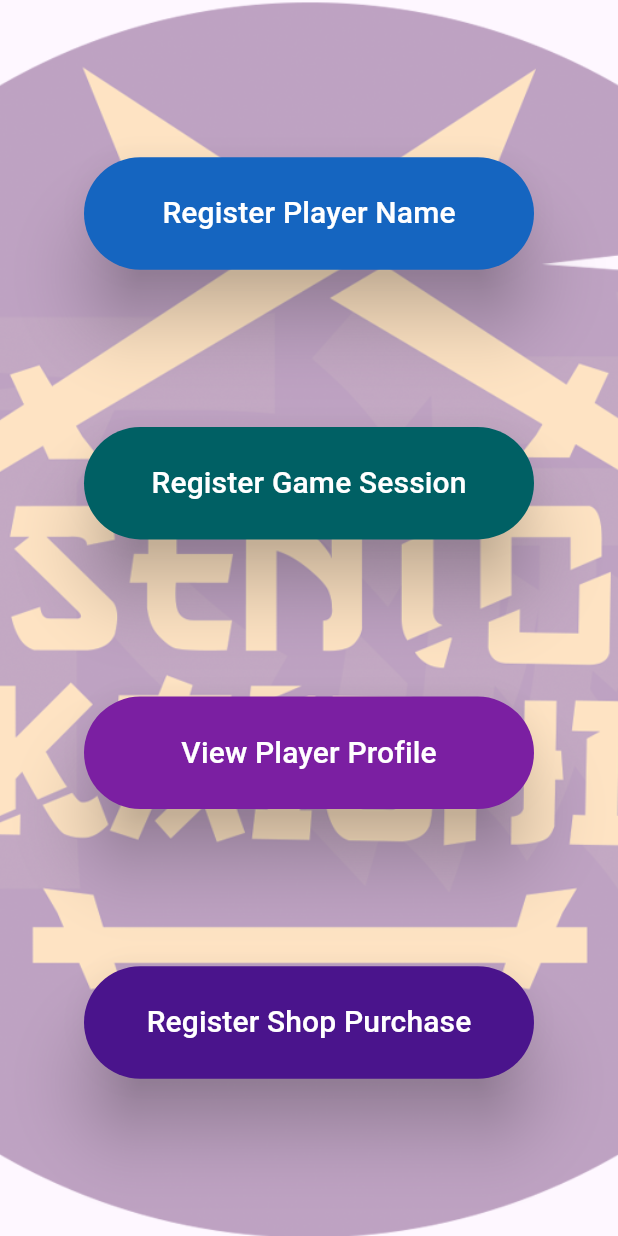
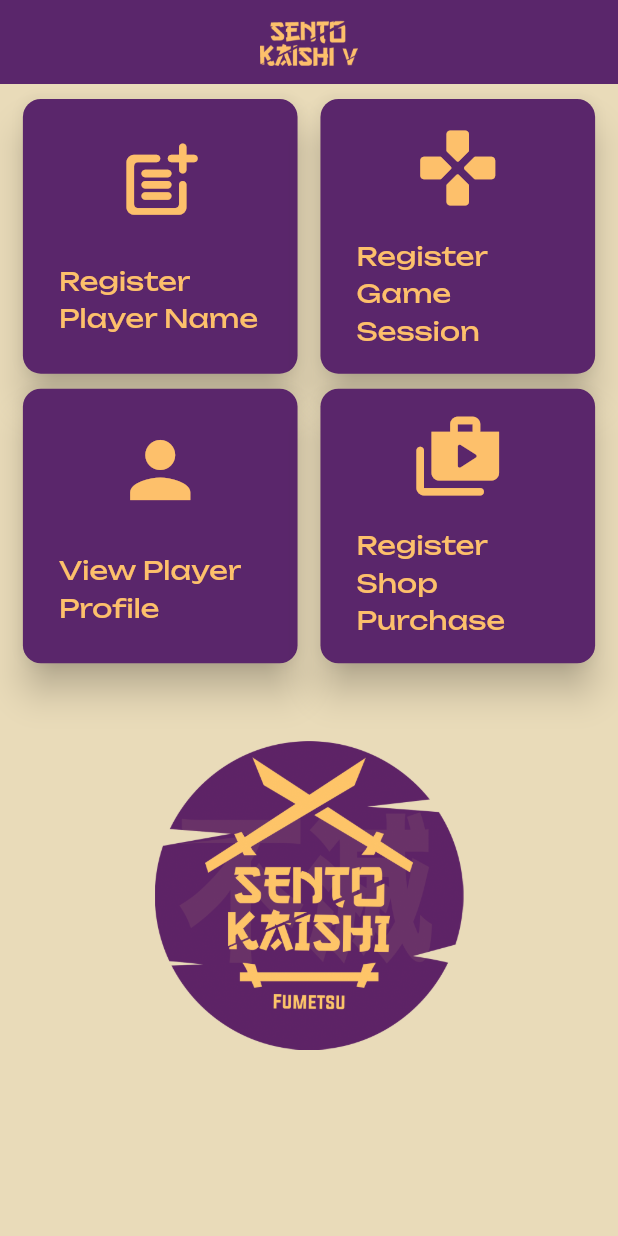
Before and after one commit to Flamenate/sentov-frontend, a Flutter app: the screen it shows after launch, on a phone screen of 412 x 824 dp. Run offline on Flutter 3.47's test engine with Material 2 defaults, Android fonts, the light colour scheme and no system bars; our stand-ins replace go_router; Roboto replaces fonts that are missing (Montserrat).

Commit message:
change: implement new home screen design

```diff
--- a/lib/main.dart
+++ b/lib/main.dart
@@ -12,7 +12,11 @@
   Widget build(BuildContext context) {
     return MaterialApp.router(
       routerConfig: router,
-      theme: ThemeData(useMaterial3: true, fontFamily: "Montserrat"),
+      theme: ThemeData(
+        useMaterial3: true,
+        fontFamily: "Montserrat",
+        scaffoldBackgroundColor: Color.fromARGB(255, 233, 219, 185),
+      ),
     );
   }
 }
--- a/lib/screens/home_screen.dart
+++ b/lib/screens/home_screen.dart
@@ -1,5 +1,5 @@
 import 'package:flutter/material.dart';
-import 'package:go_router/go_router.dart';
+import 'package:sento_staff/widgets/route_button.dart';
 
 class HomeScreen extends StatelessWidget {
   const HomeScreen({Key? key}) : super(key: key);
@@ -7,79 +7,56 @@
   @override
   Widget build(BuildContext context) {
     return Scaffold(
-      body: Stack(
+      appBar: AppBar(
+        flexibleSpace: Padding(
+          padding: const EdgeInsets.symmetric(vertical: 12.0),
+          child: Image.asset(
+            "assets/images/logo_stripped.png",
+            fit: BoxFit.contain,
+          ),
+        ),
+        backgroundColor: Color.fromARGB(255, 90, 38, 107),
+        centerTitle: true,
+      ),
+      body: Column(
+        mainAxisAlignment: MainAxisAlignment.start,
         children: [
-          SizedBox(
-            height: double.infinity,
-            width: double.infinity,
-            child: FittedBox(
-              fit: BoxFit.cover,
-              child: Image.asset(
-                'assets/logo_big.png',
-                opacity: AlwaysStoppedAnimation<double>(0.4),
-              ),
-            ),
-          ),
-          SizedBox.expand(
-            child: Column(
+          Padding(
+            padding: const EdgeInsets.symmetric(vertical: 10.0),
+            child: Row(
               mainAxisAlignment: MainAxisAlignment.spaceEvenly,
-              crossAxisAlignment: CrossAxisAlignment.center,
               children: [
-                ElevatedButton(
-                  onPressed: () => {context.go("/register")},
-                  style: ElevatedButton.styleFrom(
-                      minimumSize: Size(200, 50),
-                      fixedSize: Size(300, 75),
-                      maximumSize: Size(400, 100),
-                      shape: StadiumBorder(),
-                      elevation: 20,
-                      backgroundColor: Colors.blue.shade800),
-                  child: Text("Register Player Name",
-                      style:
-                          const TextStyle(fontSize: 20, color: Colors.white)),
-                ),
-                ElevatedButton(
-                  onPressed: () => {context.go("/session")},
-                  style: ElevatedButton.styleFrom(
-                      minimumSize: Size(200, 50),
-                      fixedSize: Size(300, 75),
-                      maximumSize: Size(400, 100),
-                      shape: StadiumBorder(),
-                      elevation: 20,
-                      backgroundColor: Colors.cyan.shade900),
-                  child: Text("Register Game Session",
-                      style:
-                          const TextStyle(fontSize: 20, color: Colors.white)),
-                ),
-                ElevatedButton(
-                  onPressed: () => {context.go("/profile")},
-                  style: ElevatedButton.styleFrom(
-                      minimumSize: Size(200, 50),
-                      fixedSize: Size(300, 75),
-                      maximumSize: Size(400, 100),
-                      shape: StadiumBorder(),
-                      elevation: 20,
-                      backgroundColor: Colors.purple.shade700),
-                  child: Text("View Player Profile",
-                      style:
-                          const TextStyle(fontSize: 20, color: Colors.white)),
-                ),
-                ElevatedButton(
-                  onPressed: () => {context.go("/shop")},
-                  style: ElevatedButton.styleFrom(
-                      minimumSize: Size(200, 50),
-                      fixedSize: Size(300, 75),
-                      maximumSize: Size(400, 100),
-                      shape: StadiumBorder(),
-                      elevation: 20,
-                      backgroundColor: Colors.purple.shade900),
-                  child: Text("Register Shop Purchase",
-                      style:
-                          const TextStyle(fontSize: 20, color: Colors.white)),
-                ),
+                RouteButton(
+                    route: "/register",
+                    iconData: Icons.post_add_rounded,
+                    text: "Register Player Name"),
+                RouteButton(
+                    route: "/session",
+                    iconData: Icons.gamepad_rounded,
+                    text: "Register Game Session"),
               ],
             ),
           ),
+          Row(
+            mainAxisAlignment: MainAxisAlignment.spaceEvenly,
+            children: [
+              RouteButton(
+                  route: "/profile",
+                  iconData: Icons.person,
+                  text: "View Player Profile"),
+              RouteButton(
+                  route: "/shop",
+                  iconData: Icons.shop_2_rounded,
+                  text: "Register Shop Purchase"),
+            ],
+          ),
+          Padding(
+            padding: EdgeInsets.symmetric(
+                vertical: MediaQuery.of(context).size.height / 16),
+            child: SizedBox.square(
+                dimension: MediaQuery.of(context).size.height / 4,
+                child: Image.asset("assets/images/logo_big.png")),
+          )
         ],
       ),
     );
--- /dev/null
+++ b/lib/widgets/route_button.dart
@@ -0,0 +1,44 @@
+import 'package:flutter/material.dart';
+import 'package:go_router/go_router.dart';
+
+class RouteButton extends StatelessWidget {
+  const RouteButton(
+      {super.key,
+      required this.route,
+      required this.iconData,
+      required this.text});
+
+  final String route;
+  final IconData iconData;
+  final String text;
+
+  @override
+  Widget build(BuildContext context) {
+    double buttonWidth = MediaQuery.of(context).size.width / 2.25;
+    return ElevatedButton(
+        onPressed: () => {context.go(route)},
+        style: ElevatedButton.styleFrom(
+            fixedSize: Size(buttonWidth, buttonWidth),
+            shape: RoundedRectangleBorder(
+                borderRadius: BorderRadius.circular(12.0)),
+            elevation: 10,
+            backgroundColor: Color.fromARGB(255, 90, 38, 107),
+            surfaceTintColor: Colors.transparent,
+            foregroundColor: Colors.red),
+        child: Column(
+          mainAxisAlignment: MainAxisAlignment.spaceEvenly,
+          children: [
+            Icon(
+              iconData,
+              size: 60,
+              color: Color.fromARGB(255, 253, 192, 107),
+            ),
+            Text(text,
+                style: TextStyle(
+                    color: Color.fromARGB(255, 253, 192, 107),
+                    fontFamily: "Unbounded",
+                    fontSize: 17.45))
+          ],
+        ));
+  }
+}
```
Also changed, not shown: pubspec.yaml (+7 -2 lines), assets/fonts/Unbounded.ttf (added), assets/images/logo_big.png (renamed from assets/logo_big.png), assets/images/logo_stripped.png (added), assets/logo_small.png (deleted).
